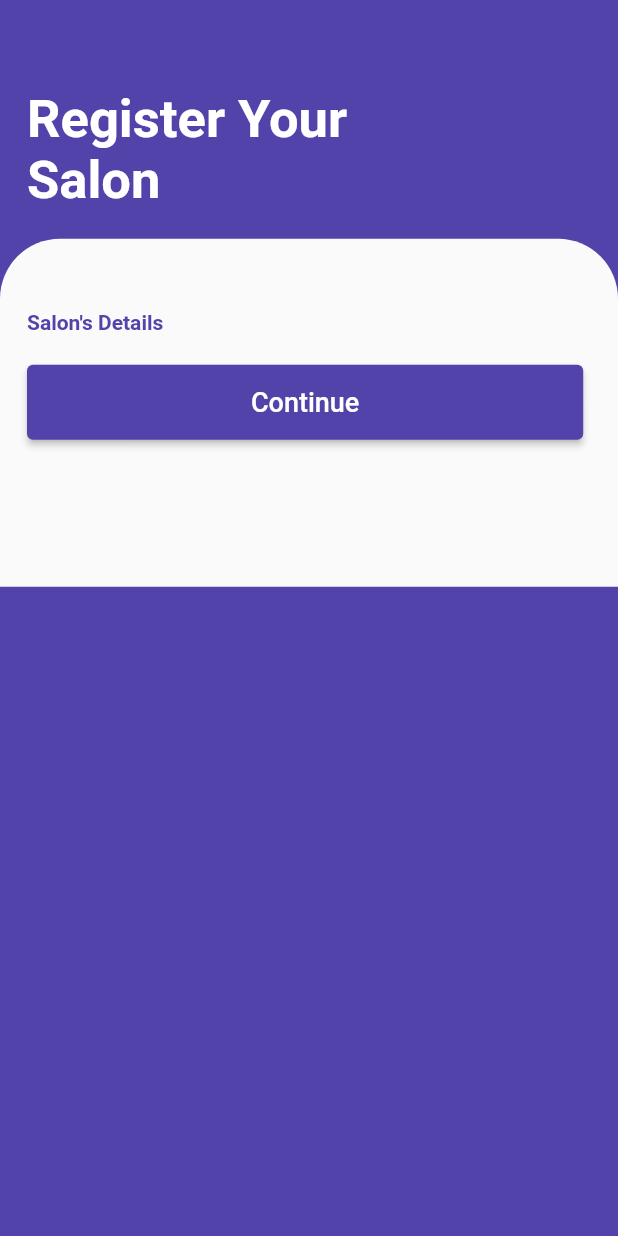
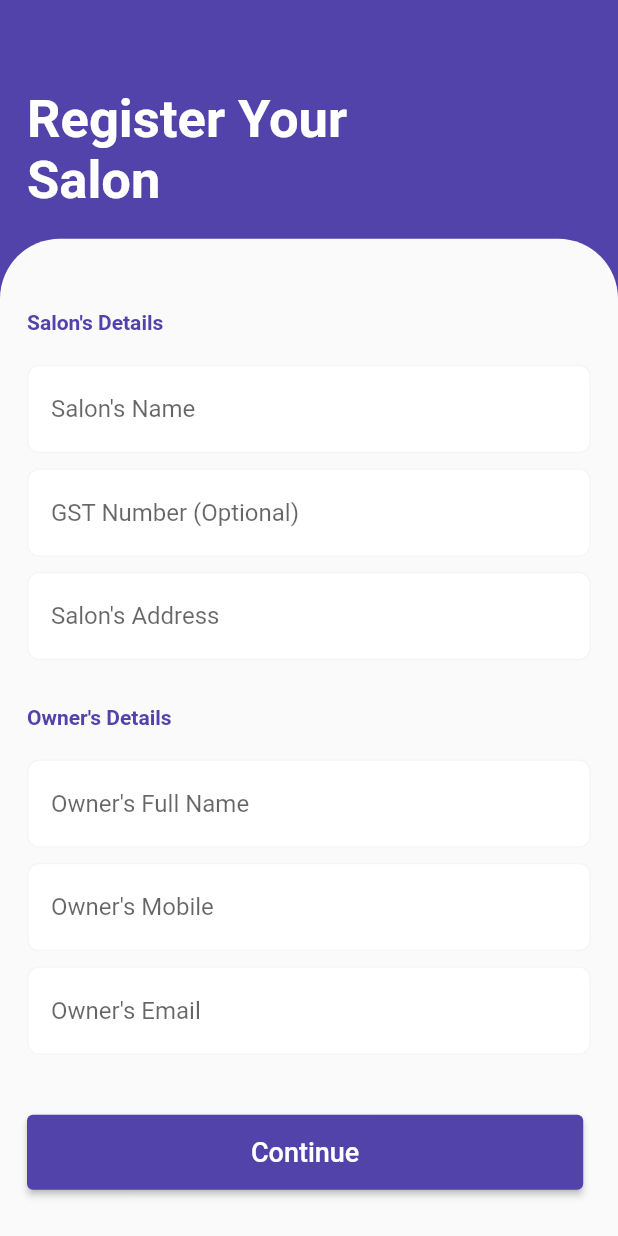
Before and after one commit to mechnilesh/nilesh-kumar-singh-auth-pushnotification-assignment, a Flutter app: the ProfileScreen screen opened directly, after a tap on "Register Your Salon", on a phone screen of 412 x 824 dp. Run offline on Flutter 3.47's test engine with Material 2 defaults, Android fonts, the phone set to English and light mode, and no system bars; our stand-ins replace cloud_firestore, firebase_auth, firebase_core, firebase_messaging, google_maps_flutter, loading_animation_widget and 1 more; accounts and stored records are empty; network calls fail.

Commit message:
upto add services model

```diff
--- a/lib/main.dart
+++ b/lib/main.dart
@@ -3,6 +3,7 @@ import 'package:firebase_messaging/firebase_messaging.dart';
 import 'package:flutter/material.dart';
 import 'package:provider/provider.dart';
 import 'package:shalontime/view_models/auth_view_model.dart';
+import 'package:shalontime/view_models/seller_side_view_models/shop_register_view_model.dart';
 import 'package:shalontime/views/indroduction_views/indroduction_screen.dart';
 
 void main() async {
@@ -20,6 +21,7 @@ class MyApp extends StatelessWidget {
       key: key,
       providers: [
         ChangeNotifierProvider(create: (_) => AuthViewModel()),
+        ChangeNotifierProvider(create: (_) => ShopRegisterVeiwModel()),
       ],
       child: MaterialApp(
         debugShowCheckedModeBanner: false,
@@ -28,7 +30,7 @@ class MyApp extends StatelessWidget {
               ColorScheme.fromSwatch().copyWith(secondary: Colors.white),
         ),
         title: 'Salon Time',
-        home: const IndroductionSliderScreen(),
+        home: const AuthStateCheckScreen(),
       ),
     );
   }
--- /dev/null
+++ b/lib/models/user_model.dart
@@ -0,0 +1,65 @@
+// ignore_for_file: public_member_api_docs, sort_constructors_first
+import 'dart:convert';
+
+import 'package:cloud_firestore/cloud_firestore.dart';
+
+UserDataModel? globalUserDataModel;
+
+class UserDataModel {
+  final String email;
+  final String name;
+  final String city;
+  final String gender;
+  final String token;
+  final String uid;
+  final bool isSeller;
+
+  UserDataModel({
+    required this.email,
+    required this.name,
+    required this.city,
+    required this.gender,
+    required this.token,
+    required this.uid,
+    required this.isSeller,
+  });
+
+  Map<String, dynamic> toJson() {
+    return <String, dynamic>{
+      'email': email,
+      'name': name,
+      'city': city,
+      'gender': gender,
+      'token': token,
+      'uid': uid,
+      'isSeller': isSeller,
+    };
+  }
+
+  factory UserDataModel.fromMap(Map<String, dynamic> map) {
+    return UserDataModel(
+      email: map['email'] as String,
+      name: map['name'] as String,
+      city: map['city'] as String,
+      gender: map['gender'] as String,
+      token: map['token'] as String,
+      uid: map['uid'] as String,
+      isSeller: map['isSeller'] as bool,
+    );
+  }
+
+  factory UserDataModel.fromSnapshot(DocumentSnapshot<dynamic> snapshot) {
+    return UserDataModel(
+        email: snapshot.data()["email"],
+        name: snapshot.data()["name"],
+        city: snapshot.data()["city"],
+        gender: snapshot.data()["gender"],
+        token: snapshot.data()["token"],
+        uid: snapshot.data()["uid"],
+        isSeller: snapshot.data()["isSeller"]);
+  }
+  String toMap() => json.encode(toMap());
+
+  factory UserDataModel.fromJson(String source) =>
+      UserDataModel.fromMap(json.decode(source) as Map<String, dynamic>);
+}
--- /dev/null
+++ b/lib/view_models/seller_side_view_models/shop_register_view_model.dart
@@ -0,0 +1,32 @@
+import 'package:flutter/material.dart';
+
+class ShopRegisterVeiwModel with ChangeNotifier {
+  TextEditingController shopNameEditingController = TextEditingController();
+
+  TextEditingController gstNumberEditingController = TextEditingController();
+
+  TextEditingController shopAddressEditingController = TextEditingController();
+
+  TextEditingController ownerNameEditingController = TextEditingController();
+
+  TextEditingController ownerMobileEditingController = TextEditingController();
+
+  TextEditingController ownerEmailIdEditingController = TextEditingController();
+
+  //---------------------------------Step 2-----------------------------------//
+
+  TextEditingController serviceNameEditingController = TextEditingController();
+
+  TextEditingController servicePriceEditingController = TextEditingController();
+
+  TextEditingController serviceDurationEditingController =
+      TextEditingController();
+
+  TextEditingController serviceDescriptionEditingController =
+      TextEditingController();
+
+  //--------------------------------------------------------------------------//
+
+
+
+}
--- a/lib/views/admin_views/register_seller/register_new_seller.dart
+++ b/lib/views/admin_views/register_seller/register_new_seller.dart
@@ -2,7 +2,9 @@ import 'dart:async';
 
 import 'package:flutter/cupertino.dart';
 import 'package:flutter/material.dart';
+import 'package:provider/provider.dart';
 import 'package:shalontime/resources/constants/colors.dart';
+import 'package:shalontime/view_models/seller_side_view_models/shop_register_view_model.dart';
 import 'package:shalontime/views/admin_views/register_seller/register_screen_step_two.dart';
 
 import '../../../widgets/text_form_widget.dart';
@@ -64,26 +66,56 @@ class _RegisterNewSellerState extends State<RegisterNewSeller> {
                         ),
                       ),
                       const SizedBox(height: 20),
-                      // TextFormFieldWidget(hintText: "Salon's Name"),
-                      // const SizedBox(height: 10),
-                      // TextFormFieldWidget(hintText: "GST Number (Optional)"),
-                      // const SizedBox(height: 10),
-                      // TextFormFieldWidget(hintText: "Salon's Address"),
-                      // const SizedBox(height: 30),
-                      // Text(
-                      //   "Owner's Details",
-                      //   style: TextStyle(
-                      //     color: primaryColor,
-                      //     fontWeight: FontWeight.bold,
-                      //   ),
-                      // ),
-                      // const SizedBox(height: 20),
-                      // TextFormFieldWidget(hintText: "Owner's Full Name"),
-                      // const SizedBox(height: 10),
-                      // TextFormFieldWidget(hintText: "Owner's Mobile"),
-                      // const SizedBox(height: 10),
-                      // TextFormFieldWidget(hintText: "Owner's Email"),
-                      // const SizedBox(height: 40),
+                      TextFormFieldWidget(
+                        hintText: "Salon's Name",
+                        textEditingController: context
+                            .read<ShopRegisterVeiwModel>()
+                            .shopNameEditingController              ,
+                      ),
+                      const SizedBox(height: 10),
+                      TextFormFieldWidget(
+                        hintText: "GST Number (Optional)",
+                        textEditingController: context
+                            .read<ShopRegisterVeiwModel>()
+                            .gstNumberEditingController,
+                      ),
+                      const SizedBox(height: 10),
+                      TextFormFieldWidget(
+                        hintText: "Salon's Address",
+                        textEditingController: context
+                            .read<ShopRegisterVeiwModel>()
+                            .shopAddressEditingController,
+                      ),
+                      const SizedBox(height: 30),
+                      Text(
+                        "Owner's Details",
+                        style: TextStyle(
+                          color: primaryColor,
+                          fontWeight: FontWeight.bold,
+                        ),
+                      ),
+                      const SizedBox(height: 20),
+                      TextFormFieldWidget(
+                        hintText: "Owner's Full Name",
+                        textEditingController: context
+                            .read<ShopRegisterVeiwModel>()
+                            .ownerNameEditingController,
+                      ),
+                      const SizedBox(height: 10),
+                      TextFormFieldWidget(
+                        hintText: "Owner's Mobile",
+                        textEditingController: context
+                            .read<ShopRegisterVeiwModel>()
+                            .ownerMobileEditingController,
+                      ),
+                      const SizedBox(height: 10),
+                      TextFormFieldWidget(
+                        hintText: "Owner's Email",
+                        textEditingController: context
+                            .read<ShopRegisterVeiwModel>()
+                            .ownerEmailIdEditingController,
+                      ),
+                      const SizedBox(height: 40),
                       ElevatedButton(
                         onPressed: () {
                           Navigator.push(
--- a/lib/views/bottom_bar.dart
+++ b/lib/views/bottom_bar.dart
@@ -1,7 +1,12 @@
 // ignore_for_file: public_member_api_docs, sort_constructors_first
+import 'package:cloud_firestore/cloud_firestore.dart';
+import 'package:firebase_auth/firebase_auth.dart';
 import 'package:flutter/material.dart';
+import 'package:provider/provider.dart';
+import 'package:shalontime/models/user_model.dart';
 
 import 'package:shalontime/resources/constants/colors.dart';
+import 'package:shalontime/view_models/auth_view_model.dart';
 import 'package:shalontime/views/home_screen.dart';
 import 'package:shalontime/views/profile_screen.dart';
 
--- a/lib/views/profile_screen.dart
+++ b/lib/views/profile_screen.dart
@@ -1,6 +1,7 @@
 import 'package:flutter/material.dart';
 import 'package:loading_animation_widget/loading_animation_widget.dart';
 import 'package:provider/provider.dart';
+import 'package:shalontime/models/user_model.dart';
 import 'package:shalontime/resources/constants/colors.dart';
 import 'package:shalontime/view_models/auth_view_model.dart';
 import 'package:shalontime/views/admin_views/register_seller/register_new_seller.dart';
@@ -45,14 +46,14 @@ class _ProfileScreenState extends State<ProfileScreen> {
                         mainAxisAlignment: MainAxisAlignment.spaceEvenly,
                         children: [
                           Text(
-                            "Nilesh Kumar Singh",
+                            globalUserDataModel!.name,
                             style: TextStyle(
                               color: whiteColor,
                               fontSize: 16,
                             ),
                           ),
                           Text(
-                            "nilesh.contact.work@gmail.com",
+                            globalUserDataModel!.email,
                             style: TextStyle(
                               color: whiteColor,
                               fontSize: 12,
@@ -68,11 +69,12 @@ class _ProfileScreenState extends State<ProfileScreen> {
                 ),
               ),
               const SizedBox(height: 20),
-              ListTile(
+              globalUserDataModel!.isSeller
+                  ? ListTile(
                       tileColor: whiteColor,
                       trailing: Switch(
                         inactiveTrackColor: Colors.grey[200],
-                  activeColor: Color.fromARGB(255, 100, 225, 104),
+                        activeColor: const Color.fromARGB(255, 100, 225, 104),
                         value: isSeller,
                         onChanged: (value) {
                           setState(() {
@@ -90,7 +92,8 @@ class _ProfileScreenState extends State<ProfileScreen> {
                         },
                       ),
                       title: const Text("Seller Mode"),
-              ),
+                    )
+                  : const SizedBox(),
               const SizedBox(height: 20),
               ListTile(
                 tileColor: whiteColor,
@@ -159,7 +162,9 @@ class _ProfileScreenState extends State<ProfileScreen> {
                 ),
                 title: const Text("Invite Friends"),
               ),
-              ListTile(
+              globalUserDataModel!.isSeller
+                  ? SizedBox()
+                  : ListTile(
                       onTap: () {
                         Navigator.push(
                           context,
```
Also changed, not shown: lib/models/seller_side_models/seller_register_model.dart (added, +61 -0 lines), lib/models/seller_side_models/service_model.dart (added, +37 -0 lines), lib/view_models/auth_view_model.dart (+59 -29 lines), lib/views/home_screen.dart (+38 -34 lines), lib/views/indroduction_views/indroduction_screen.dart (+34 -2 lines), lib/widgets/seller_widgets/bottom_sheet_widget.dart (+37 -15 lines). Lines whose indentation alone changed are shown as unchanged.
